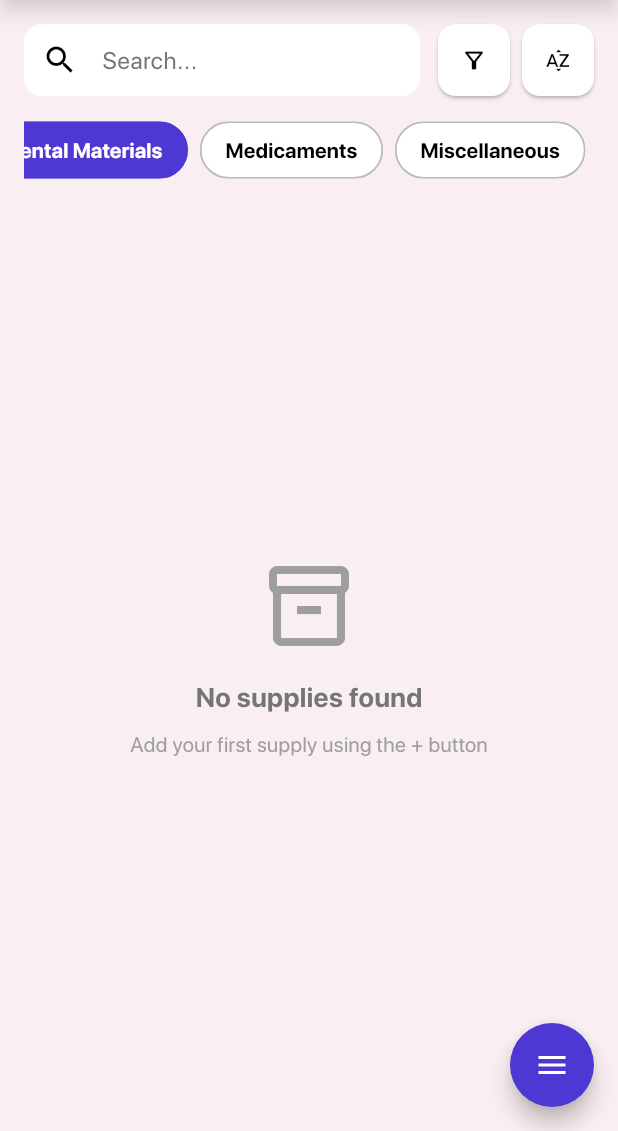
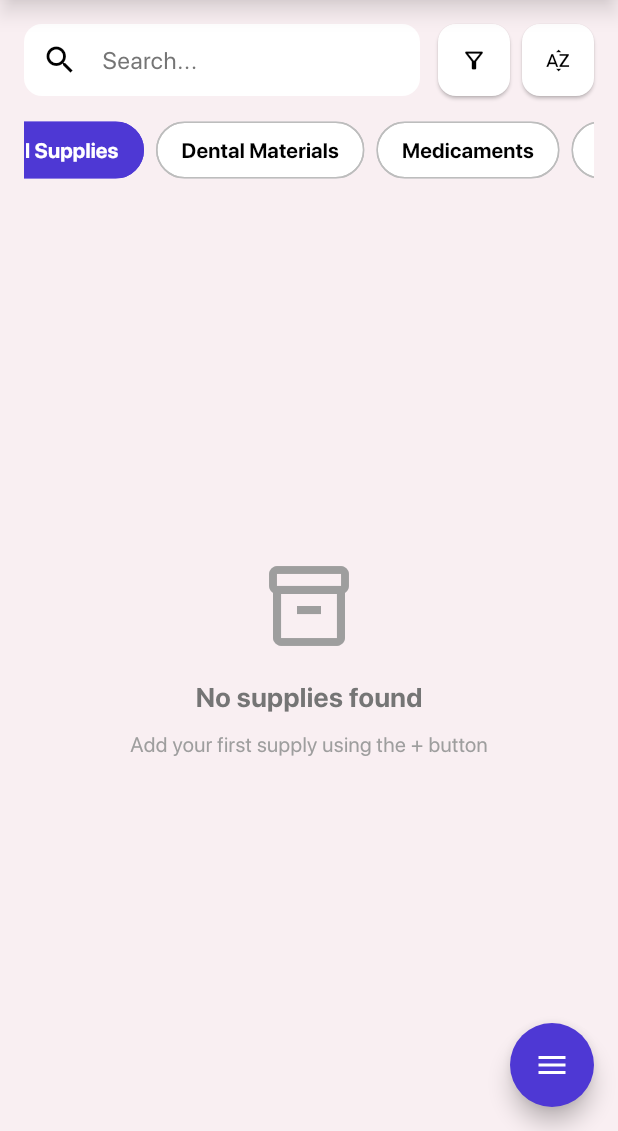
Before and after one commit to iammesina012/familee_dental_clinic, a Flutter app: the Inventory screen opened by its route, on a phone screen of 412 x 824 dp, the part 105-1236 px from its top. Run offline on Flutter 3.47's test engine with Material 3 defaults, Android fonts, the light colour scheme and no system bars; drawn by our look-alikes of flutter_speed_dial; our stand-ins replace cloud_firestore, firebase_auth, firebase_core, flutter_slidable, image_picker, marquee and 2 more; accounts and stored records are empty; project files that could hold a hidden picture were left out.

Commit message:
Update all files

```diff
--- a/lib/features/inventory/pages/inventory_page.dart
+++ b/lib/features/inventory/pages/inventory_page.dart
@@ -24,6 +24,8 @@ class Inventory extends StatefulWidget {
 
 class _InventoryState extends State<Inventory> {
   int selectedCategory = 0;
+  String? _highlightSupplyName; // for deep-link from notifications
+  bool _deepLinkHandled = false;
 
   final TextEditingController searchController = TextEditingController();
   String searchText = '';
@@ -123,6 +125,18 @@ class _InventoryState extends State<Inventory> {
     _initializeData();
     // Best-effort cleanup of zero-stock duplicates when there are stocked batches
     controller.cleanupZeroStockDuplicates();
+  }
+
+  @override
+  void didChangeDependencies() {
+    super.didChangeDependencies();
+    // Capture deep-link arg once
+    if (_highlightSupplyName == null) {
+      final args = ModalRoute.of(context)?.settings.arguments;
+      if (args is Map && args['highlightSupplyName'] is String) {
+        _highlightSupplyName = (args['highlightSupplyName'] as String).trim();
+      }
+    }
   }
 
   Future<void> _initializeData() async {
@@ -257,6 +271,10 @@ class _InventoryState extends State<Inventory> {
                 stream: categoriesController.getCategoriesStream(),
                 builder: (context, snapshot) {
                   final currentCategories = snapshot.data ?? [];
+                  final List<String> categoriesWithAll = [
+                    'All Supplies',
+                    ...currentCategories
+                  ];
                   if (snapshot.connectionState == ConnectionState.waiting) {
                     return SizedBox(height: 50);
                   }
@@ -276,32 +294,17 @@ class _InventoryState extends State<Inventory> {
                     );
                   }
 
-                  if (currentCategories.isEmpty) {
-                    return SizedBox(
-                      height: 50,
-                      child: Center(
-                        child: Text(
-                          'No categories available',
-                          style: TextStyle(
-                            color: Colors.grey[600],
-                            fontSize: 14,
-                          ),
-                        ),
-                      ),
-                    );
-                  }
-
                   // Auto-scroll to selected chip when categories are loaded
                   WidgetsBinding.instance.addPostFrameCallback((_) {
-                    if (selectedCategory < currentCategories.length &&
+                    if (selectedCategory < categoriesWithAll.length &&
                         _chipsScrollController.hasClients) {
                       _scrollToSelectedChip(
-                          selectedCategory, currentCategories);
+                          selectedCategory, categoriesWithAll);
                     }
                   });
 
                   // Clear old keys if categories changed
-                  if (_chipKeys.length != currentCategories.length) {
+                  if (_chipKeys.length != categoriesWithAll.length) {
                     _chipKeys.clear();
                   }
 
@@ -310,7 +313,7 @@ class _InventoryState extends State<Inventory> {
                     scrollDirection: Axis.horizontal,
                     child: Row(
                       children:
-                          List.generate(currentCategories.length, (index) {
+                          List.generate(categoriesWithAll.length, (index) {
                         final isSelected = selectedCategory == index;
                         // Ensure we have a GlobalKey for this index
                         if (!_chipKeys.containsKey(index)) {
@@ -320,7 +323,7 @@ class _InventoryState extends State<Inventory> {
                           padding: const EdgeInsets.only(right: 8.0),
                           child: ChoiceChip(
                             key: _chipKeys[index],
-                            label: Text(currentCategories[index]),
+                            label: Text(categoriesWithAll[index]),
                             selected: isSelected,
                             showCheckmark: false,
                             selectedColor: Color(0xFF4E38D4),
@@ -341,7 +344,7 @@ class _InventoryState extends State<Inventory> {
                                 selectedCategory = index;
                               });
                               // Scroll to the selected chip
-                              _scrollToSelectedChip(index, currentCategories);
+                              _scrollToSelectedChip(index, categoriesWithAll);
                             },
                           ),
                         );
@@ -358,10 +361,15 @@ class _InventoryState extends State<Inventory> {
                   stream: categoriesController.getCategoriesStream(),
                   builder: (context, categorySnapshot) {
                     final currentCategories = categorySnapshot.data ?? [];
-                    final selectedCategoryName = currentCategories.isNotEmpty &&
-                            selectedCategory < currentCategories.length
-                        ? currentCategories[selectedCategory]
-                        : "";
+                    final categoriesWithAll = [
+                      'All Supplies',
+                      ...currentCategories
+                    ];
+                    final selectedCategoryName = (selectedCategory == 0)
+                        ? "" // empty means no category filter -> show all
+                        : (selectedCategory < categoriesWithAll.length
+                            ? categoriesWithAll[selectedCategory]
+                            : "");
 
                     return StreamBuilder<List<GroupedInventoryItem>>(
                       stream:
@@ -441,6 +449,32 @@ class _InventoryState extends State<Inventory> {
                           selectedSort: selectedSort,
                           filters: currentFilters,
                         );
+
+                        // Handle deep-link to specific supply once
+                        if (!_deepLinkHandled &&
+                            _highlightSupplyName != null &&
+                            _highlightSupplyName!.isNotEmpty) {
+                          GroupedInventoryItem? target;
+                          for (final g in sortedItems) {
+                            if (g.mainItem.name.toLowerCase() ==
+                                _highlightSupplyName!.toLowerCase()) {
+                              target = g;
+                              break;
+                            }
+                          }
+                          if (target != null) {
+                            _deepLinkHandled = true;
+                            WidgetsBinding.instance.addPostFrameCallback((_) {
+                              Navigator.push(
+                                context,
+                                MaterialPageRoute(
+                                  builder: (context) => InventoryViewSupplyPage(
+                                      item: target!.mainItem),
+                                ),
+                              );
+                            });
+                          }
+                        }
 
                         return LayoutBuilder(
                           builder: (context, constraints) {
--- a/lib/features/purchase_order/pages/po_details_page.dart
+++ b/lib/features/purchase_order/pages/po_details_page.dart
@@ -1215,10 +1215,6 @@ class _PODetailsPageState extends State<PODetailsPage> {
     setState(() => _isLoading = true);
     try {
       await _controller.approvePurchaseOrder(_purchaseOrder);
-      try {
-        await NotificationsController()
-            .createPOApprovedNotification(_purchaseOrder.code);
-      } catch (_) {}
       if (!mounted) return;
       setState(() => _isLoading = false);
       ScaffoldMessenger.of(context).showSnackBar(
```
Also changed, not shown: lib/features/inventory/components/inventory_other_expiry_dates.dart (+13 -15 lines), lib/features/inventory/controller/edit_supply_controller.dart (+18 -3 lines), lib/features/inventory/controller/view_supply_controller.dart (+19 -1 lines), lib/features/notifications/controller/notifications_controller.dart (+21 -0 lines), lib/features/notifications/pages/notifications_page.dart (+32 -0 lines), lib/features/purchase_order/controller/po_details_controller.dart (+34 -10 lines), lib/features/purchase_order/pages/purchase_order_page.dart (+55 -29 lines).
